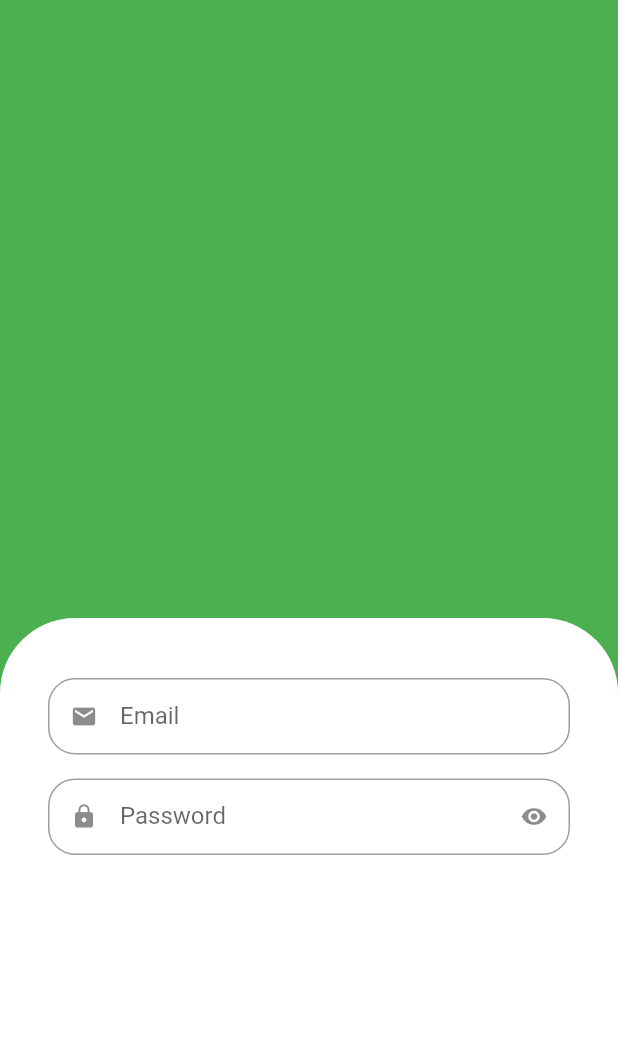
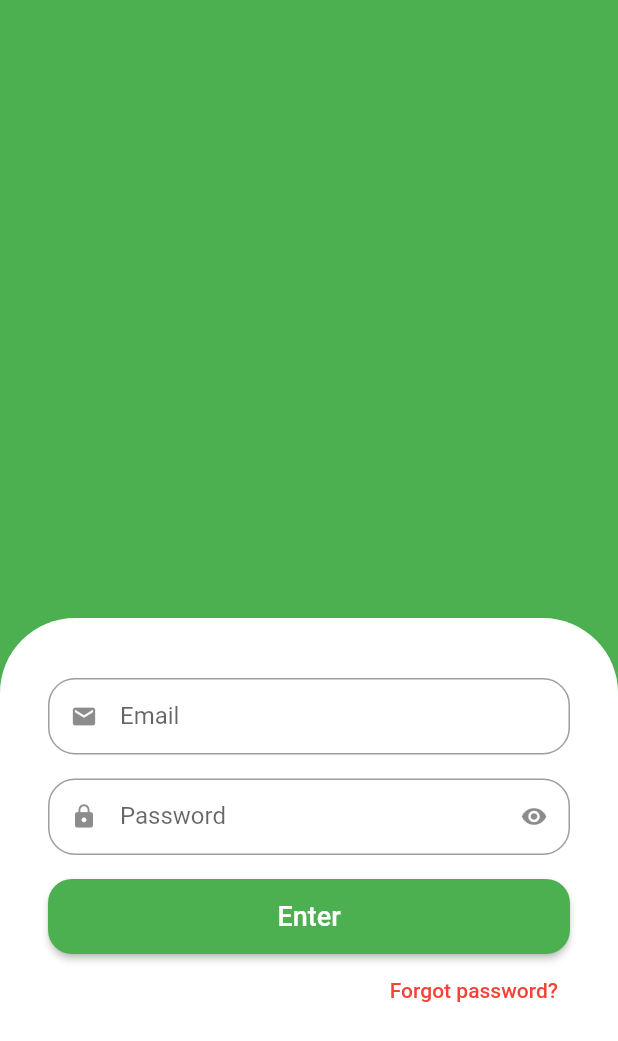
Before and after one commit to felipecastrosales/mercadinho, a Flutter app: the screen it shows after launch, on a phone screen of 412 x 824 dp. Shown: the top 1041 px of the screen. Run offline on Flutter 3.47's test engine with Material 2 defaults, Android fonts, the phone set to English and light mode, and no system bars.

Commit message:
creating enter and forgot button

```diff
--- a/lib/src/auth/sign_in_screen.dart
+++ b/lib/src/auth/sign_in_screen.dart
@@ -29,15 +29,45 @@ class SignInScreen extends StatelessWidget {
                 ),
               ),
               child: Column(
+                crossAxisAlignment: CrossAxisAlignment.stretch,
                 children: [
-                  CustomTextField(
+                  const CustomTextField(
                     icon: Icons.email,
                     label: 'Email',
                   ),
-                  CustomTextField(
+                  const CustomTextField(
                     icon: Icons.lock,
                     label: 'Password',
                     isSecret: true,
+                  ),
+                  SizedBox(
+                    height: 50,
+                    child: ElevatedButton(
+                      onPressed: () {},
+                      style: ElevatedButton.styleFrom(
+                        shape: RoundedRectangleBorder(
+                          borderRadius: BorderRadius.circular(16),
+                        ),
+                      ),
+                      child: const Text(
+                        'Enter',
+                        style: TextStyle(
+                          fontSize: 18,
+                        ),
+                      ),
+                    ),
+                  ),
+                  Align(
+                    alignment: Alignment.centerRight,
+                    child: TextButton(
+                      onPressed: () {},
+                      child: const Text(
+                        'Forgot password?',
+                        style: TextStyle(
+                          color: Colors.red,
+                        ),
+                      ),
+                    ),
                   ),
                 ],
               ),
```
